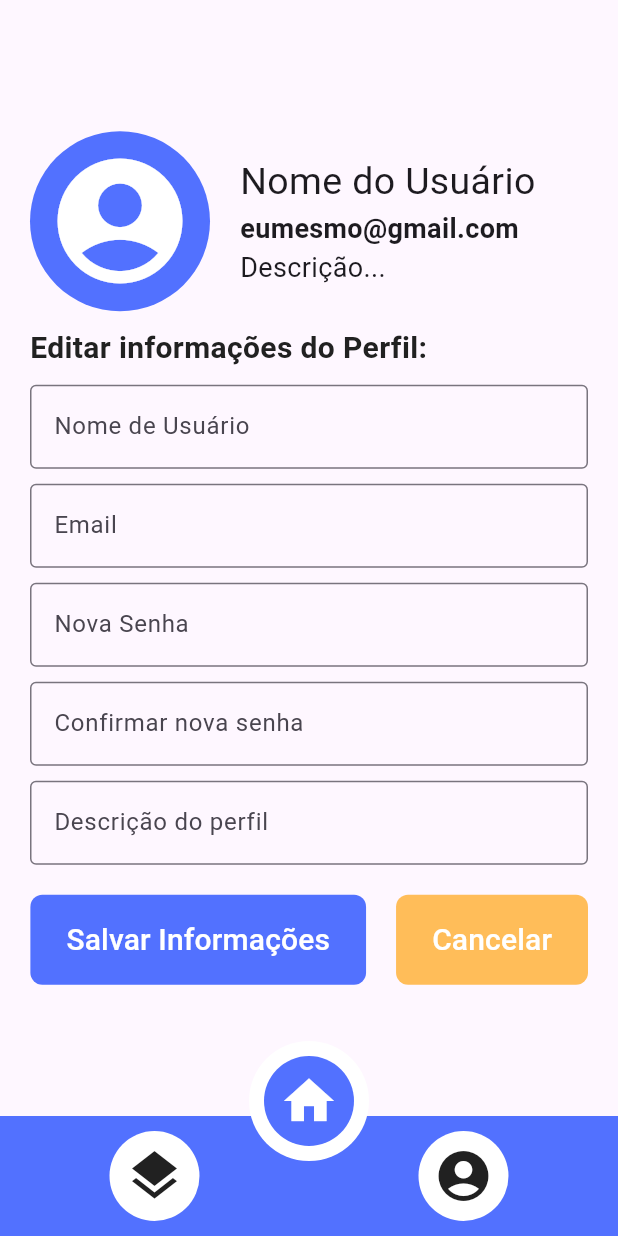
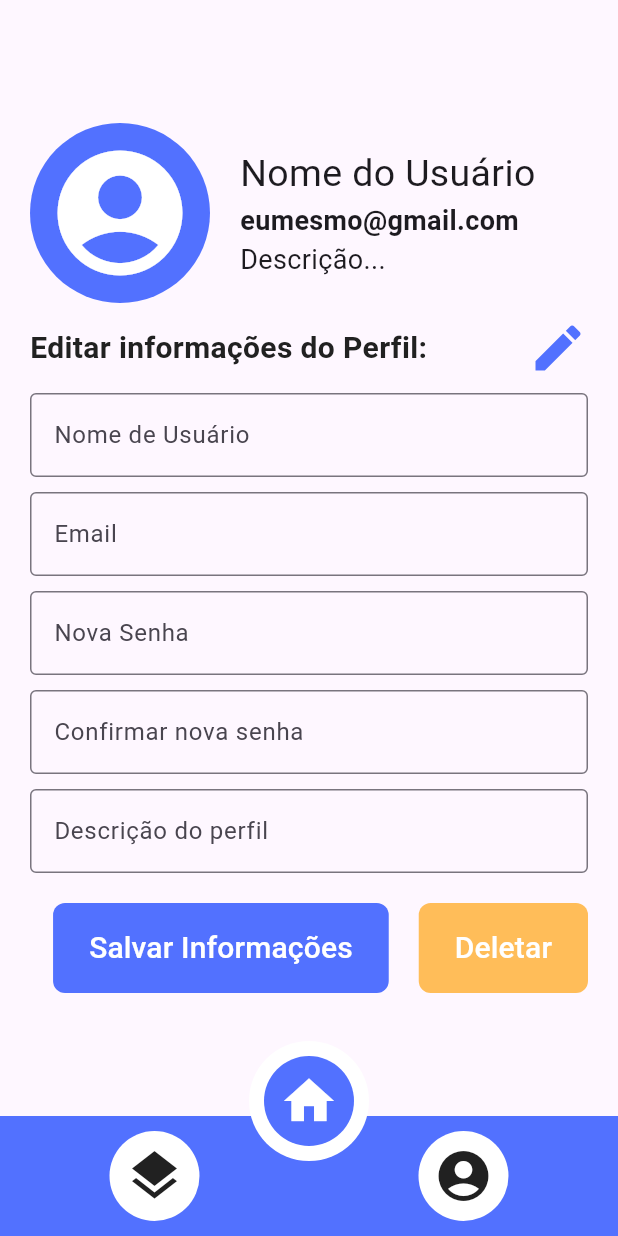
Before and after one commit to Tupacao/LDDM_Projeto, a Flutter app: the Aplication screen opened by its route, after a tap on the "layers" icon, after a tap on the "account circle" icon, on a phone screen of 412 x 824 dp. Run offline on Flutter 3.47's test engine with Material 3 defaults, Android fonts, the phone set to English and light mode, and no system bars; statements that could not run were skipped.

Commit message:
Mudanças User, EventData e Calendar

```diff
--- a/lib/Aplication.dart
+++ b/lib/Aplication.dart
@@ -1,10 +1,8 @@
 import 'package:flutter/material.dart';
 import 'package:projeto/Components/NavBottombarIndice.dart';
-import 'package:projeto/Components/UserIcon.dart';
 import 'package:projeto/Pages/CreateEvent.dart';
 import 'package:projeto/Pages/Calendar.dart';
 import 'package:projeto/Pages/Home.dart';
-import 'package:projeto/Pages/LogEvents.dart';
 import 'package:projeto/Pages/YourEvents.dart';
 import 'package:projeto/assets/Colors.dart';
 import 'Pages/User.dart';
@@ -43,10 +41,16 @@ class _AplicationState extends State<Aplication> {
         children: [
           const Home(),
           const User(),
-          const EventCalendar(),
+          const Calendar(),
           // const LogEvents(),
-          if (value == 2 || value == 3) const CreateEvent() else const SizedBox.shrink(),
-          if (value == 2 || value == 3) const YourEvents() else const SizedBox.shrink(),
+          if (value == 2 || value == 3)
+            const CreateEvent()
+          else
+            const SizedBox.shrink(),
+          if (value == 2 || value == 3)
+            const YourEvents()
+          else
+            const SizedBox.shrink(),
         ],
       ),
       bottomNavigationBar: NavBottomBarIndice(
--- a/lib/Pages/Calendar.dart
+++ b/lib/Pages/Calendar.dart
@@ -1,15 +1,17 @@
 import 'package:flutter/material.dart';
-import 'package:projeto/Components/EventCalendarPop.dart';
+import 'package:projeto/Components/CalendarPop.dart';
 import 'package:projeto/assets/Colors.dart';
 
-class EventCalendar extends StatefulWidget {
-  const EventCalendar({super.key});
+class Calendar extends StatefulWidget {
+  const Calendar({super.key});
 
   @override
-  State<EventCalendar> createState() => _EventCalendarState();
+  State<Calendar> createState() => _CalendarState();
 }
 
-class _EventCalendarState extends State<EventCalendar> {
+class _CalendarState extends State<Calendar> {
+  bool varOpen = true;
+
   @override
   Widget build(BuildContext context) {
     return Scaffold(
@@ -26,8 +28,31 @@ class _EventCalendarState extends State<EventCalendar> {
             ),
           ),
           Row(
-            mainAxisAlignment: MainAxisAlignment.end,
+            mainAxisAlignment: MainAxisAlignment.spaceBetween,
             children: [
+              Row(
+                children: [
+                  TextButton(
+                    onPressed: () {
+                      setState(() {
+                        varOpen = true;
+                      });
+                    },
+                    child: const Text("Seus Eventos"),
+                  ),
+                  const SizedBox(
+                    width: 20,
+                  ),
+                  TextButton(
+                    onPressed: () {
+                      setState(() {
+                        varOpen = false;
+                      });
+                    },
+                    child: const Text("Eventos Passados"),
+                  ),
+                ],
+              ),
               Padding(
                 padding: const EdgeInsets.all(20),
                 child: FilledButton(
@@ -95,44 +120,46 @@ class _EventCalendarState extends State<EventCalendar> {
               )
             ],
           ),
-          // Limitando o tamanho da primeira lista
+          const SizedBox(height: 10),
+          if (varOpen)
             Flexible(
               flex: 2, // 2 partes do espaço disponível
               child: Container(
-              constraints: const BoxConstraints(maxHeight: 300), // Limita a altura máxima
-              child: ListView.builder(
-                padding: const EdgeInsets.symmetric(vertical: 10),
-                itemCount: 10,
-                itemBuilder: (context, index) {
-                  return const Padding(
-                    padding: EdgeInsets.fromLTRB(20, 10, 20, 10),
-                    child: EventCalendarPop(goTo: "/event_data/:data"),
-                  );
-                },
-              ),
-            ),
-          ),
-          const SizedBox(height: 10),
-          const Text(
-            "Seus Eventos passados",
-            style: TextStyle(
-              fontSize: 30,
-              fontWeight: FontWeight.bold,
-            ),
-          ),
-          const SizedBox(height: 10),
-          // Limitando o tamanho da segunda lista
-          Flexible(
-            flex: 1, // 1 parte do espaço disponível
-            child: Container(
-              constraints: const BoxConstraints(maxHeight: 300), // Limita a altura máxima
+                constraints: const BoxConstraints(
+                    maxHeight: 800), // Limita a altura máxima
                 child: ListView.builder(
                   padding: const EdgeInsets.symmetric(vertical: 10),
                   itemCount: 10,
                   itemBuilder: (context, index) {
                     return const Padding(
                       padding: EdgeInsets.fromLTRB(20, 5, 20, 5),
-                    child: EventCalendarPop(goTo: "/event_data/:data"),
+                      child: CalendarPop(goTo: "/event_data/:data"),
+                    );
+                  },
+                ),
+              ),
+            ),
+          // const Text(
+          //   "Seus Eventos passados",
+          //   style: TextStyle(
+          //     fontSize: 30,
+          //     fontWeight: FontWeight.bold,
+          //   ),
+          // ),
+          // Limitando o tamanho da segunda lista
+          if (!varOpen)
+            Flexible(
+              flex: 1, // 1 parte do espaço disponível
+              child: Container(
+                constraints: const BoxConstraints(
+                    maxHeight: 800), // Limita a altura máxima
+                child: ListView.builder(
+                  padding: const EdgeInsets.symmetric(vertical: 10),
+                  itemCount: 10,
+                  itemBuilder: (context, index) {
+                    return const Padding(
+                      padding: EdgeInsets.fromLTRB(20, 5, 20, 5),
+                      child: CalendarPop(goTo: "/event_data/:data"),
                     );
                   },
                 ),
--- a/lib/Pages/User.dart
+++ b/lib/Pages/User.dart
@@ -9,6 +9,8 @@ class User extends StatefulWidget {
 }
 
 class _UserState extends State<User> {
+  bool varOpen = true;
+
   @override
   Widget build(BuildContext context) {
     return Scaffold(
@@ -62,19 +64,37 @@ class _UserState extends State<User> {
               ],
             ),
             const SizedBox(height: 10),
-            const Column(
+            Column(
               children: [
-                SizedBox(
-                  width: 800,
-                  child: Text("Editar informações do Perfil:",
-                      style: TextStyle(
-                        fontSize: 20,
-                        color: textColor,
-                        fontWeight: FontWeight.bold,
-                      )),
+                Row(
+                  mainAxisAlignment: MainAxisAlignment.spaceBetween,
+                  children: [
+                    const Flexible(
+                      child: Text(
+                        "Editar informações do Perfil:",
+                        style: TextStyle(
+                          fontSize: 20,
+                          color: textColor,
+                          fontWeight: FontWeight.bold,
+                        ),
+                      ),
+                    ),
+                    GestureDetector(
+                      onTap: () {
+                        setState(() {
+                          varOpen = !varOpen;
+                        });
+                      },
+                      child: const Icon(
+                        Icons.edit,
+                        size: 40,
+                        color: primaryColor,
+                      ),
+                    ),
+                  ],
                 ),
-                SizedBox(height: 10),
-                SizedBox(
+                const SizedBox(height: 10),
+                const SizedBox(
                   width: 800,
                   child: TextField(
                     controller: null,
@@ -199,9 +219,9 @@ class _UserState extends State<User> {
                       shape: RoundedRectangleBorder(
                         borderRadius: BorderRadius.circular(8),
                       )),
-                  child: const Text(
-                    "Cancelar",
-                    style: TextStyle(
+                  child: Text(
+                    varOpen ? "Deletar" : "Cancelar",
+                    style: const TextStyle(
                       fontSize: 20,
                       color: secondaryColor,
                     ),
--- a/lib/Pages/YourEvents.dart
+++ b/lib/Pages/YourEvents.dart
@@ -1,7 +1,7 @@
 import 'package:flutter/material.dart';
 import 'package:projeto/assets/Colors.dart';
 
-import '../Components/EventCalendarPop.dart';
+import '../Components/CalendarPop.dart';
 
 class YourEvents extends StatefulWidget {
   const YourEvents({super.key});
@@ -98,7 +98,7 @@ class _YourEventsState extends State<YourEvents> {
               itemBuilder: (context, index) {
                 return const Padding(
                   padding: EdgeInsets.fromLTRB(20, 10, 20, 10),
-                  child: EventCalendarPop(goTo: '/:user/create_event'),
+                  child: CalendarPop(goTo: '/:user/create_event'),
                 );
               },
             ),
```
Also changed, not shown: lib/Components/CalendarPop.dart (renamed from lib/Components/EventCalendarPop.dart, +4 -4 lines), lib/Pages/Student/EventDataStudent.dart (added, +119 -0 lines). Lines whose indentation alone changed are shown as unchanged.
